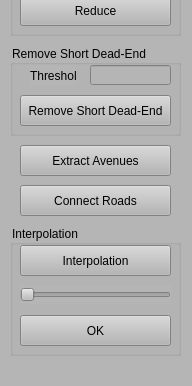
This is GSMViewer/ControlWidget.ui in gnishida/GSMViewer as Qt 5 draws it before an edit; both pictures show x 0 to 192 and y 445 to 831 of the 192 by 831 pixel window. The edited form follows.
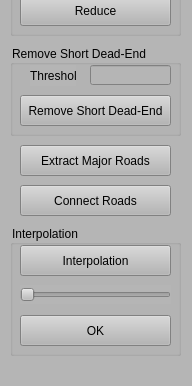
This is the edited form.

Commit message: Add GraphUtil::extractMajorRoads()

```diff
--- a/GSMViewer/ControlWidget.ui
+++ b/GSMViewer/ControlWidget.ui
@@ -210,7 +210,7 @@
      </rect>
     </property>
     <property name="text">
-     <string>Extract Avenues</string>
+     <string>Extract Major Roads</string>
     </property>
    </widget>
    <widget class="QGroupBox" name="groupBox_4">
```
Left out of the diff: 2 changed lines with no effect on the pictures. The commit also changes 5 other files.
